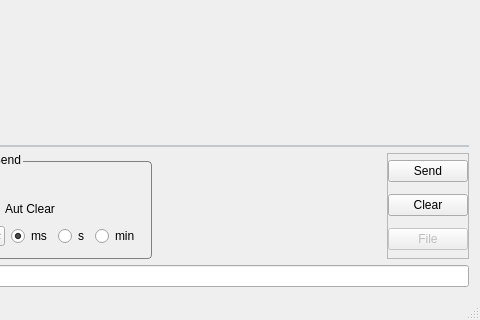
long568/LoSocket, file losocket.ui: the form before one commit; both pictures show x 320 to 800 and y 280 to 600 of the 800 by 600 pixel window.
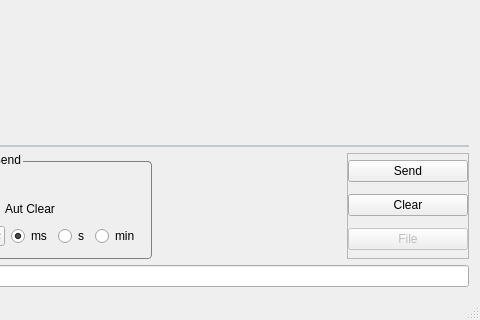
The form after the commit.

The edit to the form file:
```diff
--- a/losocket.ui
+++ b/losocket.ui
@@ -52,6 +52,9 @@
   </property>
   <widget class="QWidget" name="centralWidget">
    <layout class="QVBoxLayout" name="verticalLayout_5" stretch="1,0,0">
+    <property name="spacing">
+     <number>6</number>
+    </property>
     <item>
      <widget class="QTabWidget" name="SocketPages">
       <property name="currentIndex">
@@ -289,9 +292,6 @@
          <enum>QFrame::Raised</enum>
         </property>
         <layout class="QVBoxLayout" name="verticalLayout_2">
-         <property name="spacing">
-          <number>6</number>
-         </property>
          <property name="leftMargin">
           <number>0</number>
          </property>
@@ -306,6 +306,12 @@
          </property>
          <item>
           <widget class="QPushButton" name="bnSend">
+           <property name="minimumSize">
+            <size>
+             <width>120</width>
+             <height>0</height>
+            </size>
+           </property>
            <property name="text">
             <string>Send</string>
            </property>
@@ -313,6 +319,12 @@
          </item>
          <item>
           <widget class="QPushButton" name="bnClear">
+           <property name="minimumSize">
+            <size>
+             <width>120</width>
+             <height>0</height>
+            </size>
+           </property>
            <property name="text">
             <string>Clear</string>
            </property>
@@ -323,6 +335,12 @@
            <property name="enabled">
             <bool>false</bool>
            </property>
+           <property name="minimumSize">
+            <size>
+             <width>120</width>
+             <height>0</height>
+            </size>
+           </property>
            <property name="text">
             <string>File</string>
            </property>
```
Left out of the diff: 2 changed lines with no effect on the pictures.
